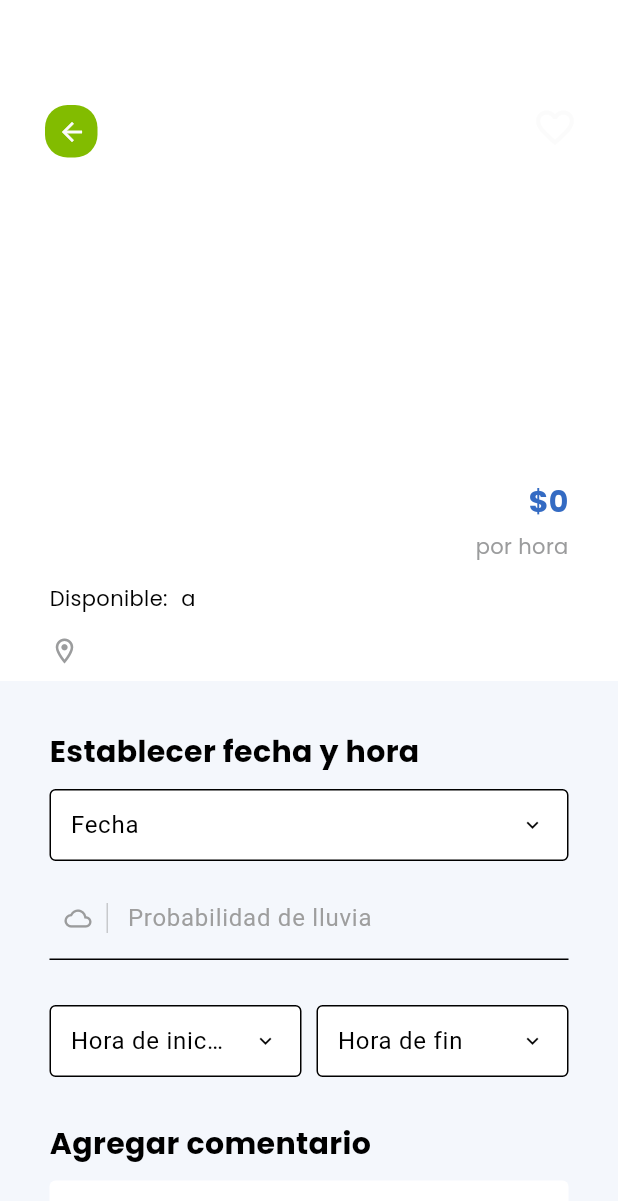
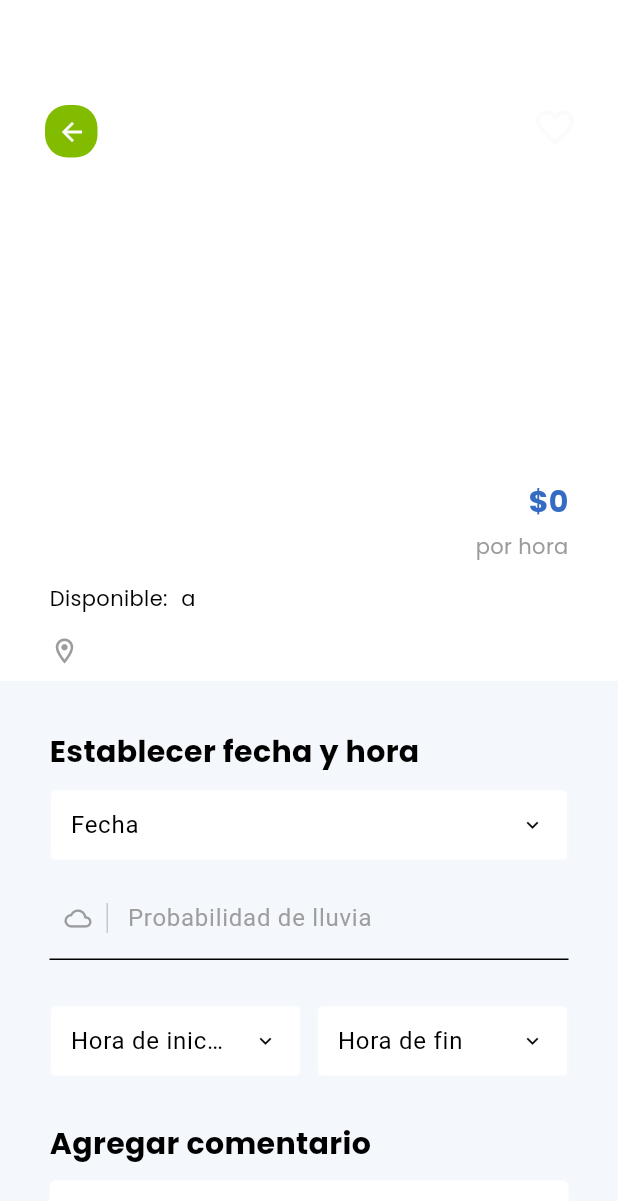
Before and after one commit to daserone/field-schedule-test, a Flutter app: the NewScheduleView screen opened directly with empty values, on a phone screen of 412 x 824 dp. Shown: the top 1201 px of the screen. Run offline on Flutter 3.47's test engine with Material 3 defaults, Android fonts, the phone set to English and light mode, and no system bars; drawn by our look-alikes of carousel_slider; our stand-ins replace geocoding, geolocator, go_router, google_fonts, hive, hive_flutter; accounts and stored records are empty.

Commit message:
fix enabled border

```diff
--- a/lib/presentation/views/new_schedule/widgets/date_selector.dart
+++ b/lib/presentation/views/new_schedule/widgets/date_selector.dart
@@ -17,6 +17,12 @@ Widget dateSelector(
       hintText: 'Seleccione fecha',
       labelText: hint,
       filled: true,
+      hoverColor: AppColors.lightScaffoldBackgroundColor,
+      focusColor: AppColors.lightScaffoldBackgroundColor,
+      enabledBorder: OutlineInputBorder(
+        borderSide:
+            BorderSide(color: AppColors.secondaryBackgroundColor, width: 1.0),
+      ),
       border: OutlineInputBorder(
         borderSide:
             BorderSide(color: AppColors.secondaryBackgroundColor, width: 1.0),
--- a/lib/presentation/views/new_schedule/widgets/new_schedule_form.dart
+++ b/lib/presentation/views/new_schedule/widgets/new_schedule_form.dart
@@ -7,6 +7,7 @@ import 'package:test_agenda/data/models/field_model.dart';
 import 'package:test_agenda/data/models/schedule_model.dart';
 import 'package:test_agenda/domain/provider/schedule_provider.dart';
 import 'package:test_agenda/domain/provider/weather_provider.dart';
+import 'package:test_agenda/domain/router/router_config.dart';
 import 'package:test_agenda/presentation/views/new_schedule/widgets/date_selector.dart';
 import 'package:test_agenda/presentation/views/new_schedule/widgets/time_picker.dart';
 import 'package:test_agenda/presentation/widgets/custom_text.dart';
@@ -189,7 +190,8 @@ class _NewScheduleFormState extends State<NewScheduleForm> {
                                 rainProbability: _rainProb.text,
                                 date: date));
                             weatherProvider.setRaingProb('');
-                            context.go('/dashboard');
+                            GoRouter.of(context)
+                                .clearStackAndNavigate('/dashboard');
                           } else {
                             ScaffoldMessenger.of(context).showSnackBar(
                                 const SnackBar(
--- a/lib/presentation/views/new_schedule/widgets/time_picker.dart
+++ b/lib/presentation/views/new_schedule/widgets/time_picker.dart
@@ -15,6 +15,10 @@ Widget timePicker(
       hintText: 'Seleccione hora',
       labelText: hint,
       filled: true,
+      enabledBorder: OutlineInputBorder(
+        borderSide:
+            BorderSide(color: AppColors.secondaryBackgroundColor, width: 1.0),
+      ),
       border: OutlineInputBorder(
         borderSide:
             BorderSide(color: AppColors.secondaryBackgroundColor, width: 1.0),
```
